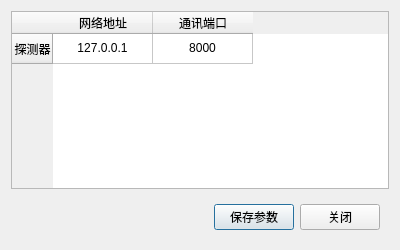
Before: the Qt Designer form netsetting.ui in MrXiaomao/HEXRayFSS_QT, drawn with Qt 5.
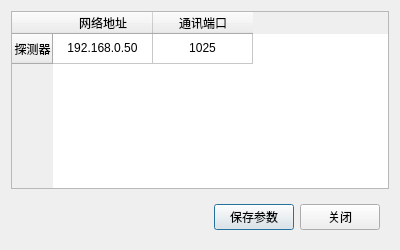
After: the same form once the commit is applied.

Diff of the .ui file:
```diff
--- a/netsetting.ui
+++ b/netsetting.ui
@@ -39,7 +39,7 @@
      </column>
      <item row="0" column="0">
       <property name="text">
-       <string>127.0.0.1</string>
+       <string>192.168.0.50</string>
       </property>
       <property name="textAlignment">
        <set>AlignCenter</set>
@@ -47,7 +47,7 @@
      </item>
      <item row="0" column="1">
       <property name="text">
-       <string>8000</string>
+       <string>1025</string>
       </property>
       <property name="textAlignment">
        <set>AlignCenter</set>
```
